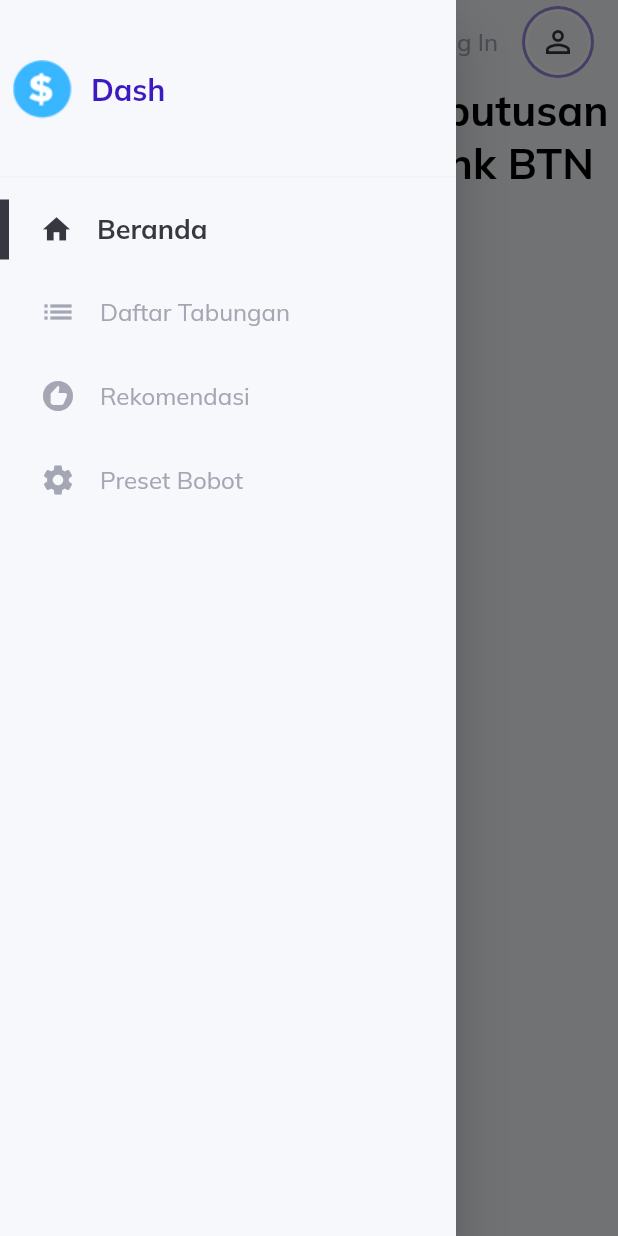
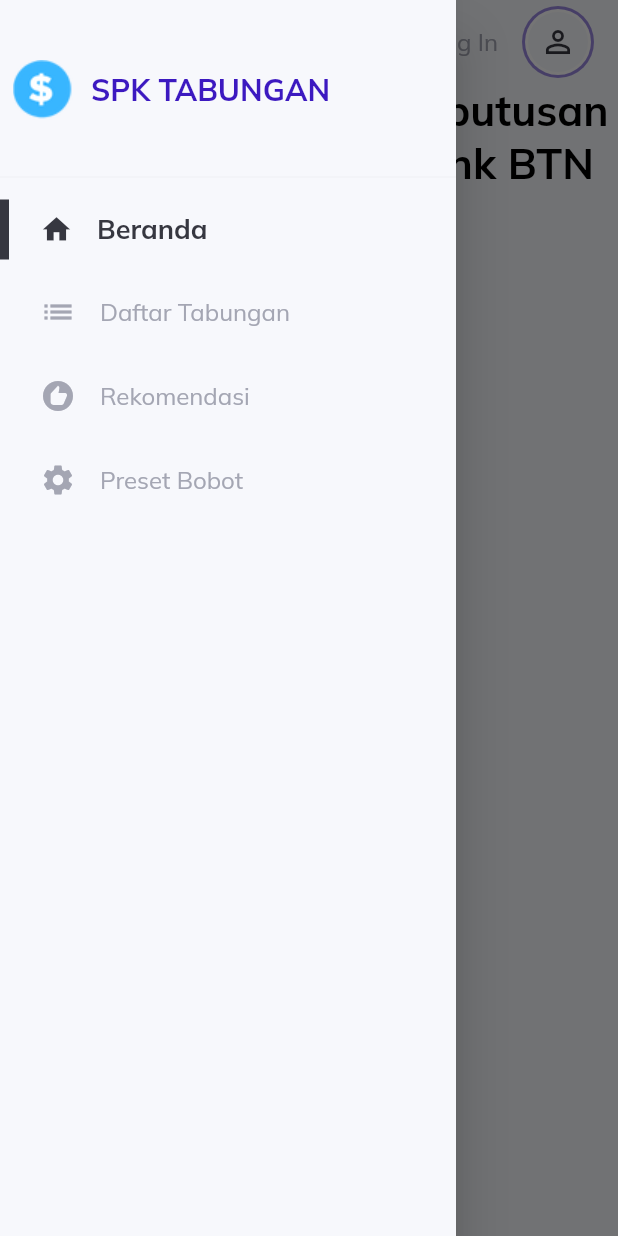
Before and after one commit to kvnrzl/flutter-project-spk-pemilihan-tabungan, a Flutter app: the screen it shows after launch, with the side drawer open, on a phone screen of 412 x 824 dp. Run offline on Flutter 3.47's test engine with Material 2 defaults, Android fonts, the phone set to English and light mode, and no system bars; our stand-ins replace data_table_2, dio, flutter_secure_storage, get, google_fonts.

Commit message:
FEAT: change the title in top nav bar

```diff
--- a/lib/layout.dart
+++ b/lib/layout.dart
@@ -7,15 +7,15 @@ import 'package:flutter_project_spk_pemilihan_tabungan/widgets/top_nav_bar.dart'
 import 'widgets/small_screen.dart';
 
 class SiteLayout extends StatelessWidget {
-  final GlobalKey<ScaffoldState> scaffoldKey = GlobalKey();
+  final GlobalKey<ScaffoldState> _scaffoldKey = GlobalKey();
 
   SiteLayout({super.key});
 
   @override
   Widget build(BuildContext context) {
     return Scaffold(
-      key: scaffoldKey,
-      appBar: topNavigationBar(context, scaffoldKey),
+      key: _scaffoldKey,
+      appBar: topNavigationBar(context, _scaffoldKey),
       drawer: const Drawer(
         child: SideMenu(),
       ),
--- a/lib/widgets/side_menu.dart
+++ b/lib/widgets/side_menu.dart
@@ -36,7 +36,7 @@ class SideMenu extends StatelessWidget {
                     ),
                     Flexible(
                       child: CustomText(
-                        text: "Dash",
+                        text: "SPK TABUNGAN",
                         size: 20,
                         weight: FontWeight.bold,
                         color: active,
--- a/lib/widgets/top_nav_bar.dart
+++ b/lib/widgets/top_nav_bar.dart
@@ -34,7 +34,7 @@ AppBar topNavigationBar(BuildContext context, GlobalKey<ScaffoldState> key) =>
             Visibility(
               visible: !ResponsiveWidget.isSmallScreen(context),
               child: CustomText(
-                text: "Dash",
+                text: "SPK TABUNGAN",
                 color: lightGrey,
                 size: 20,
                 weight: FontWeight.bold,
```
Also changed, not shown: lib/services/alternative_services.dart (+33 -6 lines), lib/services/auth_services.dart (+59 -4 lines).
